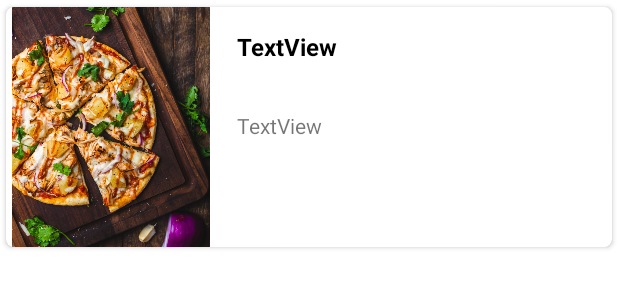
After one commit to oyousef25/LifeApp-Android, an Android app: the layout fragment_item_recyclerview.xml on its own in the app's theme, with its tools: preview values and no code run, on a phone screen of 412 x 824 dp. The commit adds this screen. Shown: the top 300 px of the screen. Run offline under Robolectric (Android 15) with nearby library versions, the phone set to English and light mode, and no system bars.

Commit message:
Finished the items recyclerview Layout design

```diff
--- a/app/src/main/java/com/example/lifeapp/ItemsFragment.java
+++ b/app/src/main/java/com/example/lifeapp/fragments/ItemsFragment.java
@@ -1,4 +1,4 @@
-package com.example.lifeapp;
+package com.example.lifeapp.fragments;
 
 import android.os.Bundle;
 
@@ -7,6 +7,8 @@ import androidx.fragment.app.Fragment;
 import android.view.LayoutInflater;
 import android.view.View;
 import android.view.ViewGroup;
+
+import com.example.lifeapp.R;
 
 /**
  * A simple {@link Fragment} subclass.
--- /dev/null
+++ b/app/src/main/res/layout/fragment_item_recyclerview.xml
@@ -0,0 +1,54 @@
+<?xml version="1.0" encoding="utf-8"?>
+<androidx.cardview.widget.CardView xmlns:android="http://schemas.android.com/apk/res/android"
+    xmlns:app="http://schemas.android.com/apk/res-auto"
+    xmlns:tools="http://schemas.android.com/tools"
+    android:layout_width="match_parent"
+    android:layout_height="wrap_content"
+    android:paddingTop="10dp"
+    android:paddingBottom="10dp"
+    app:cardCornerRadius="5dp"
+    app:cardUseCompatPadding="true">
+
+    <androidx.constraintlayout.widget.ConstraintLayout
+        android:layout_width="match_parent"
+        android:layout_height="match_parent">
+
+        <ImageView
+            android:id="@+id/itemImage"
+            android:layout_width="140dp"
+            android:layout_height="160dp"
+            android:layout_marginEnd="5dp"
+            app:layout_constraintBottom_toBottomOf="parent"
+            app:layout_constraintEnd_toStartOf="@+id/itemTitle"
+            app:layout_constraintStart_toStartOf="parent"
+            app:layout_constraintTop_toTopOf="parent"
+            app:srcCompat="@drawable/pizza" />
+
+        <TextView
+            android:id="@+id/itemTitle"
+            android:layout_width="250dp"
+            android:layout_height="64dp"
+            android:layout_marginTop="5dp"
+            android:layout_marginEnd="10dp"
+            android:layout_weight="1"
+            android:paddingLeft="10dp"
+            android:paddingTop="10dp"
+            android:text="TextView"
+            android:textColor="@color/black"
+            android:textSize="@dimen/activity_vertical_margin"
+            android:textStyle="bold"
+            app:layout_constraintEnd_toEndOf="parent"
+            app:layout_constraintTop_toTopOf="parent" />
+
+        <TextView
+            android:id="@+id/itemDescription"
+            android:layout_width="250dp"
+            android:layout_height="wrap_content"
+            android:layout_marginEnd="10dp"
+            android:paddingLeft="10dp"
+            android:text="TextView"
+            app:layout_constraintEnd_toEndOf="parent"
+            app:layout_constraintTop_toBottomOf="@+id/itemTitle" />
+
+    </androidx.constraintlayout.widget.ConstraintLayout>
+</androidx.cardview.widget.CardView>
--- a/app/src/main/res/layout/fragment_items.xml
+++ b/app/src/main/res/layout/fragment_items.xml
@@ -3,12 +3,9 @@
     xmlns:tools="http://schemas.android.com/tools"
     android:layout_width="match_parent"
     android:layout_height="match_parent"
-    tools:context=".ItemsFragment">
-
-    <!-- TODO: Update blank fragment layout -->
-    <TextView
+    tools:context=".fragments.ItemsFragment">
+    <androidx.recyclerview.widget.RecyclerView
+        android:id="@+id/itemsList"
         android:layout_width="match_parent"
-        android:layout_height="match_parent"
-        android:text="@string/hello_blank_fragment" />
-
+        android:layout_height="match_parent" />
 </FrameLayout>
--- a/app/src/main/res/navigation/mobile_navigation.xml
+++ b/app/src/main/res/navigation/mobile_navigation.xml
@@ -57,7 +57,7 @@
         tools:layout="@layout/fragment_credits" />
     <fragment
         android:id="@+id/itemsFragment"
-        android:name="com.example.lifeapp.ItemsFragment"
+        android:name="com.example.lifeapp.fragments.ItemsFragment"
         android:label="fragment_items"
         tools:layout="@layout/fragment_items" />
 </navigation>
```
